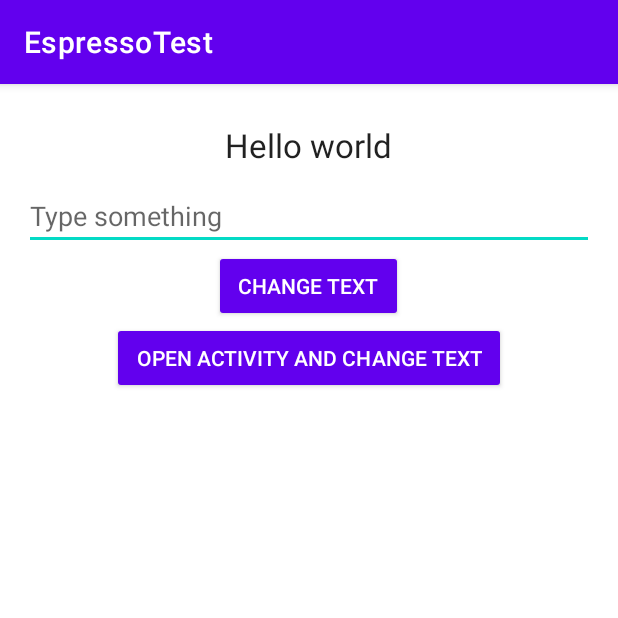
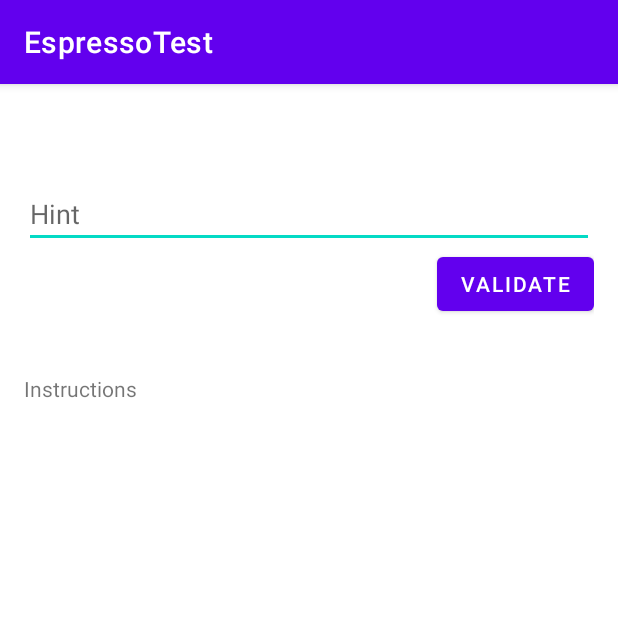
Before and after one commit to oldschoolroyale/espresso-test, an Android app: the screen it shows after launch (MainActivity before the commit, SecondMainActivity after it), on a phone screen of 412 x 824 dp, the top half of it. Run offline under Robolectric (Android 15) with nearby library versions, the phone set to English and light mode, and no system bars.

Commit message:
Custom validation matcher create in local unit test

```diff
--- a/app/src/main/java/com/brm/espressotest/MainActivity.kt
+++ b/app/src/main/java/com/brm/espressotest/basicexample/MainActivity.kt
@@ -1,12 +1,12 @@
-package com.brm.espressotest
+package com.brm.espressotest.basicexample
 
-import android.content.Intent
 import androidx.appcompat.app.AppCompatActivity
 import android.os.Bundle
 import android.view.View
 import android.widget.Button
 import android.widget.EditText
 import android.widget.TextView
+import com.brm.espressotest.R
 
 class MainActivity : AppCompatActivity(), View.OnClickListener {
     private lateinit var textView: TextView
--- a/app/src/main/java/com/brm/espressotest/ShowTextActivity.kt
+++ b/app/src/main/java/com/brm/espressotest/basicexample/ShowTextActivity.kt
@@ -1,10 +1,11 @@
-package com.brm.espressotest
+package com.brm.espressotest.basicexample
 
 import android.content.Context
 import android.content.Intent
 import android.os.Bundle
 import android.widget.TextView
 import androidx.appcompat.app.AppCompatActivity
+import com.brm.espressotest.R
 
 class ShowTextActivity : AppCompatActivity() {
     override fun onCreate(savedInstanceState: Bundle?) {
@@ -15,7 +16,7 @@ class ShowTextActivity : AppCompatActivity() {
     }
 
     companion object{
-        private const val KEY_EXTRA_MESSAGE = "com.brm.espressotest.ShowTextActivity"
+        private const val KEY_EXTRA_MESSAGE = "com.brm.espressotest.basicexample.ShowTextActivity"
         fun newStartIntent(context: Context, message: String): Intent {
             val intent = Intent(context, ShowTextActivity::class.java)
             intent.putExtra(KEY_EXTRA_MESSAGE, message)
--- /dev/null
+++ b/app/src/main/java/com/brm/espressotest/custommatcher/SecondMainActivity.kt
@@ -0,0 +1,72 @@
+package com.brm.espressotest.custommatcher
+
+import android.os.Bundle
+import android.view.View
+import android.widget.EditText
+import androidx.annotation.VisibleForTesting
+import androidx.appcompat.app.AppCompatActivity
+import com.brm.espressotest.R
+import java.util.*
+
+
+class SecondMainActivity : AppCompatActivity(), View.OnClickListener {
+
+    companion object{
+        @VisibleForTesting
+        val COFFEE_PREPARATIONS: List<String> =
+            listOf("Espresso", "Latte", "Mocha", "Café con leche", "Cold brew")
+
+        @VisibleForTesting
+        const val VALID_ENDING = "coffee"
+    }
+
+    private var mInputText: EditText? = null
+    private var mSuccessView: View? = null
+    private var mErrorView: View? = null
+
+
+    override fun onCreate(savedInstanceState: Bundle?) {
+        super.onCreate(savedInstanceState)
+        setContentView(R.layout.activity_second_main)
+
+        // Sets the listener for the button.
+        findViewById<View>(R.id.button).setOnClickListener(this)
+
+        // Get references to the EditText and views showing the result.
+        mInputText = findViewById<View>(R.id.editText) as EditText
+        mSuccessView = findViewById(R.id.inputValidationSuccess)
+        mErrorView = findViewById(R.id.inputValidationError)
+    }
+
+    override fun onClick(view: View) {
+        if (view.id == R.id.button) {
+            // The View to display depends on whether the input is valid or not.
+            val inputText: String = mInputText?.text.toString()
+
+            // Validate the input and show the result.
+            showResult(validateText(inputText))
+        }
+    }
+
+    private fun showResult(isValidResult: Boolean) {
+        mSuccessView!!.visibility = if (isValidResult) View.VISIBLE else View.GONE
+        mErrorView!!.visibility = if (isValidResult) View.GONE else View.VISIBLE
+    }
+
+    private fun validateText(inputText: String): Boolean {
+        // Every input ending in VALID_ENDING will return true.
+        if (inputText.lowercase(Locale.getDefault()).endsWith(VALID_ENDING)) {
+            return true
+        }
+
+        // Check if the string is in the list.
+        for (preparation in COFFEE_PREPARATIONS) {
+            if (preparation.equals(inputText, ignoreCase = true)) {
+                return true
+            }
+        }
+        return false
+    }
+
+
+}
--- /dev/null
+++ b/app/src/main/res/drawable/correct.xml
@@ -0,0 +1,31 @@
+<?xml version="1.0" encoding="UTF-8"?>
+<!--
+ Copyright 2015, The Android Open Source Project
+ Licensed under the Apache License, Version 2.0 (the "License");
+ you may not use this file except in compliance with the License.
+ You may obtain a copy of the License at
+     http://www.apache.org/licenses/LICENSE-2.0
+ Unless required by applicable law or agreed to in writing, software
+ distributed under the License is distributed on an "AS IS" BASIS,
+ WITHOUT WARRANTIES OR CONDITIONS OF ANY KIND, either express or implied.
+ See the License for the specific language governing permissions and
+ limitations under the License.
+-->
+<layer-list xmlns:android="http://schemas.android.com/apk/res/android">
+
+    <item>
+        <shape android:shape="rectangle" >
+            <solid android:color="@android:color/transparent" />
+        </shape>
+    </item>
+
+    <item android:top="-2dp" android:right="-2dp" android:left="-2dp">
+        <shape>
+            <solid android:color="@android:color/transparent" />
+            <stroke
+                android:width="1dp"
+                android:color="#00C853" />
+        </shape>
+    </item>
+
+</layer-list>
--- /dev/null
+++ b/app/src/main/res/drawable/incorrect.xml
@@ -0,0 +1,31 @@
+<?xml version="1.0" encoding="UTF-8"?>
+<!--
+ Copyright 2015, The Android Open Source Project
+ Licensed under the Apache License, Version 2.0 (the "License");
+ you may not use this file except in compliance with the License.
+ You may obtain a copy of the License at
+     http://www.apache.org/licenses/LICENSE-2.0
+ Unless required by applicable law or agreed to in writing, software
+ distributed under the License is distributed on an "AS IS" BASIS,
+ WITHOUT WARRANTIES OR CONDITIONS OF ANY KIND, either express or implied.
+ See the License for the specific language governing permissions and
+ limitations under the License.
+-->
+<layer-list xmlns:android="http://schemas.android.com/apk/res/android">
+
+    <item>
+        <shape android:shape="rectangle" >
+            <solid android:color="@android:color/transparent" />
+        </shape>
+    </item>
+
+    <item android:top="-2dp" android:right="-2dp" android:left="-2dp">
+        <shape>
+            <solid android:color="@android:color/transparent" />
+            <stroke
+                android:width="1dp"
+                android:color="#D84315" />
+        </shape>
+    </item>
+
+</layer-list>
--- a/app/src/main/res/layout/activity_main.xml
+++ b/app/src/main/res/layout/activity_main.xml
@@ -4,7 +4,7 @@
     xmlns:tools="http://schemas.android.com/tools"
     android:layout_width="match_parent"
     android:layout_height="match_parent"
-    tools:context=".MainActivity">
+    tools:context=".basicexample.MainActivity">
 
     <LinearLayout xmlns:android="http://schemas.android.com/apk/res/android"
         xmlns:tools="http://schemas.android.com/tools"
@@ -12,7 +12,7 @@
         android:layout_height="match_parent"
         android:orientation="vertical"
         android:padding="@dimen/activity_horizontal_margin"
-        tools:context=".MainActivity">
+        tools:context=".basicexample.MainActivity">
 
 
         <TextView
--- /dev/null
+++ b/app/src/main/res/layout/activity_second_main.xml
@@ -0,0 +1,58 @@
+<?xml version="1.0" encoding="utf-8"?>
+<LinearLayout xmlns:android="http://schemas.android.com/apk/res/android"
+    xmlns:tools="http://schemas.android.com/tools"
+    android:layout_width="match_parent"
+    android:layout_height="match_parent"
+    android:paddingBottom="@dimen/activity_vertical_margin"
+    android:paddingLeft="@dimen/activity_horizontal_margin"
+    android:paddingRight="@dimen/activity_horizontal_margin"
+    android:paddingTop="@dimen/activity_vertical_margin"
+    android:orientation="vertical"
+    tools:context=".custommatcher.SecondMainActivity">
+
+    <EditText
+        android:id="@+id/editText"
+        android:layout_width="match_parent"
+        android:layout_height="wrap_content"
+        android:layout_marginTop="48dp"
+        android:ems="10"
+        android:hint="@string/hint"/>
+
+    <Button
+        android:id="@+id/button"
+        android:layout_width="wrap_content"
+        android:layout_height="wrap_content"
+        android:text="@string/validate"
+        android:layout_gravity="end"/>
+
+    <TextView
+        android:id="@+id/instructionsText"
+        android:layout_width="wrap_content"
+        android:layout_height="wrap_content"
+        android:layout_marginTop="36dp"
+        android:text="@string/instructions"
+        android:textAppearance="?android:attr/textAppearanceSmall"/>
+
+    <TextView
+        android:id="@+id/inputValidationSuccess"
+        android:layout_width="wrap_content"
+        android:layout_height="wrap_content"
+        android:layout_marginTop="48dp"
+        android:background="@drawable/correct"
+        android:text="@string/good_choice"
+        android:textAppearance="?android:attr/textAppearanceLarge"
+        android:visibility="gone"
+        android:layout_gravity="center_horizontal"/>
+
+    <TextView
+        android:id="@+id/inputValidationError"
+        android:layout_width="wrap_content"
+        android:layout_height="wrap_content"
+        android:layout_marginTop="48dp"
+        android:background="@drawable/incorrect"
+        android:text="@string/bad_choice"
+        android:textAppearance="?android:attr/textAppearanceLarge"
+        android:visibility="gone"
+        android:layout_gravity="center_horizontal"/>
+
+</LinearLayout>
--- a/app/src/main/res/layout/activity_show_text.xml
+++ b/app/src/main/res/layout/activity_show_text.xml
@@ -4,7 +4,7 @@
     xmlns:tools="http://schemas.android.com/tools"
     android:layout_width="match_parent"
     android:layout_height="match_parent"
-    tools:context=".ShowTextActivity">
+    tools:context=".basicexample.ShowTextActivity">
 
     <TextView
         android:id="@+id/second_text_view"
--- a/app/src/main/res/values/dimens.xml
+++ b/app/src/main/res/values/dimens.xml
@@ -2,4 +2,5 @@
 <resources>
     <dimen name="activity_horizontal_margin">16dp</dimen>
     <dimen name="header_margin">10dp</dimen>
+    <dimen name="activity_vertical_margin">16dp</dimen>
 </resources>
--- a/app/src/main/res/values/strings.xml
+++ b/app/src/main/res/values/strings.xml
@@ -4,4 +4,9 @@
     <string name="type_something">Type something</string>
     <string name="change_text">Change text</string>
     <string name="open_activity_and_change_text">Open activity and change text</string>
+    <string name="hint">Hint</string>
+    <string name="validate">Validate</string>
+    <string name="instructions">Instructions</string>
+    <string name="good_choice">Good choise</string>
+    <string name="bad_choice">Bad choise</string>
 </resources>
```
Also changed, not shown: app/build.gradle (+17 -4 lines), app/src/main/AndroidManifest.xml (+7 -3 lines), build.gradle (+7 -1 lines), 4 other files.
